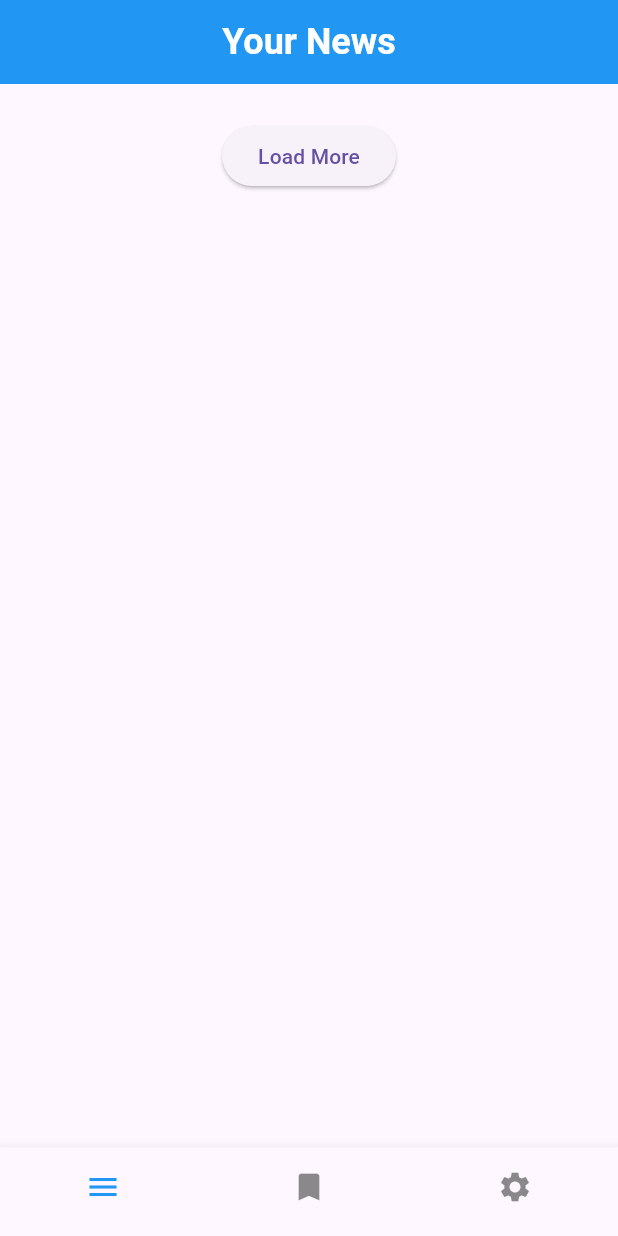
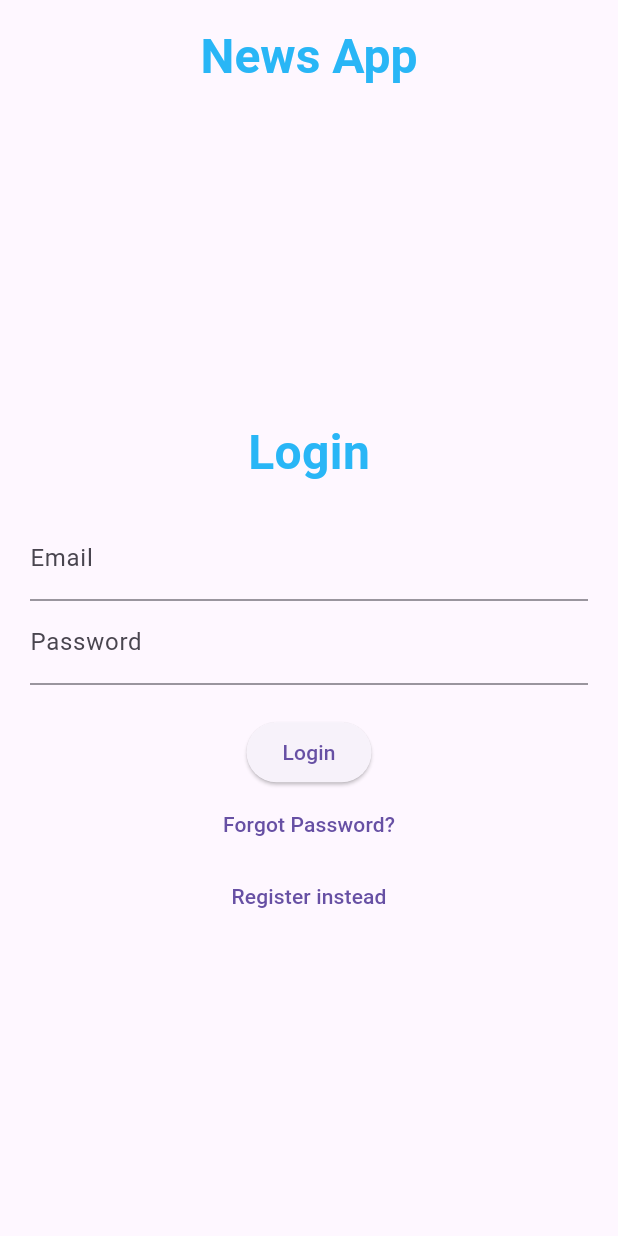
Before and after one commit to MohannadAlturk/news_app, a Flutter app: the screen it shows after launch, on a phone screen of 412 x 824 dp. Run offline on Flutter 3.47's test engine with Material 3 defaults, Android fonts, the phone set to English and light mode, and no system bars; our stand-ins replace firebase_auth, firebase_core, flutter_dotenv, google_generative_ai; missing offline and left inert: flutter_inappwebview; accounts and stored records are empty.

Commit message:
Login Screen (#19)
* login

* code refactoring, changes to some files and removed unnecessary widget

---------

Co-authored-by: Mohannad Alturk <mohannad7008@live.com>

```diff
--- a/lib/main.dart
+++ b/lib/main.dart
@@ -1,10 +1,14 @@
 import 'package:flutter/material.dart';
+import 'package:news_app/screens/login_page.dart';
+import 'package:firebase_core/firebase_core.dart';
 import 'package:flutter_dotenv/flutter_dotenv.dart'; // Add dotenv package
 import 'screens/news_screen.dart';
 
-void main() async {
-  print('Loading .env file...');
+Future<void> main() async {
+   print('Loading .env file...');
   await dotenv.load(fileName: '.env');
+  WidgetsFlutterBinding.ensureInitialized();
+  await Firebase.initializeApp();
   runApp(const MyApp());
 }
 
@@ -15,11 +19,11 @@ class MyApp extends StatelessWidget {
   @override
   Widget build(BuildContext context) {
     return MaterialApp(
-      title: 'News App',
+      debugShowCheckedModeBanner: false,
       theme: ThemeData(
-        primarySwatch: Colors.blue,
+        primarySwatch: Colors.orange,
       ),
-      home: const NewsScreen(),
+      home: const LoginPage(),
     );
   }
 }
--- /dev/null
+++ b/lib/screens/login_page.dart
@@ -0,0 +1,107 @@
+import 'package:flutter/material.dart';
+import 'package:firebase_auth/firebase_auth.dart';
+import 'package:news_app/services/auth.dart';
+import 'package:news_app/widgets/title_widget.dart';
+import 'package:news_app/widgets/entry_field_widget.dart';
+import 'package:news_app/widgets/error_message_widget.dart';
+import 'package:news_app/widgets/submit_button_widget.dart';
+import 'package:news_app/screens/register_page.dart';
+import 'package:news_app/screens/forgot_password_page.dart';
+import 'package:news_app/screens/home_page.dart';
+
+class LoginPage extends StatefulWidget {
+  const LoginPage({super.key});
+
+  @override
+  State<LoginPage> createState() => _LoginPageState();
+}
+
+class _LoginPageState extends State<LoginPage> {
+  String? errorMessage = '';
+  final TextEditingController _controllerEmail = TextEditingController();
+  final TextEditingController _controllerPassword = TextEditingController();
+
+  Future<void> _signIn() async {
+    try {
+      await Auth().signInWithEmailAndPassword(
+        email: _controllerEmail.text,
+        password: _controllerPassword.text,
+      );
+      if (mounted) {
+        Navigator.pushReplacement(
+          context,
+          MaterialPageRoute(builder: (context) => const HomePage()),
+        );
+      }
+    } on FirebaseAuthException catch (e) {
+      setState(() {
+        errorMessage = e.message;
+      });
+    }
+  }
+
+  Widget _buildForgotPasswordButton() {
+    return TextButton(
+      onPressed: () {
+        Navigator.push(
+          context,
+          MaterialPageRoute(builder: (context) => const ForgotPasswordPage()),
+        );
+      },
+      child: const Text('Forgot Password?'),
+    );
+  }
+
+  Widget _buildRegisterInsteadButton() {
+    return TextButton(
+      onPressed: () {
+        Navigator.push(
+          context,
+          MaterialPageRoute(builder: (context) => const RegisterPage()),
+        );
+      },
+      child: const Text('Register instead'),
+    );
+  }
+
+  Widget _buildForm() {
+    return Column(
+      crossAxisAlignment: CrossAxisAlignment.center,
+      mainAxisAlignment: MainAxisAlignment.center,
+      children: <Widget>[
+        const TitleWidget(title: 'Login'),
+        const SizedBox(height: 20),
+        EntryFieldWidget(
+          title: 'Email',
+          controller: _controllerEmail,
+        ),
+        EntryFieldWidget(
+          title: 'Password',
+          controller: _controllerPassword,
+        ),
+        ErrorMessageWidget(errorMessage: errorMessage),
+        SubmitButtonWidget(
+          isLogin: true,
+          onPressed: _signIn,
+        ),
+        _buildForgotPasswordButton(),
+        _buildRegisterInsteadButton(),
+      ],
+    );
+  }
+
+  @override
+  Widget build(BuildContext context) {
+    return Scaffold(
+      appBar: AppBar(
+        title: const TitleWidget(title: 'News App'),
+      ),
+      body: Container(
+        height: double.infinity,
+        width: double.infinity,
+        padding: const EdgeInsets.all(20),
+        child: _buildForm(),
+      ),
+    );
+  }
+}
--- /dev/null
+++ b/lib/services/auth.dart
@@ -0,0 +1,48 @@
+import 'package:firebase_auth/firebase_auth.dart';
+
+class Auth {
+  final FirebaseAuth _firebaseAuth = FirebaseAuth.instance;
+
+  User? get currentUser => _firebaseAuth.currentUser;
+
+  Stream<User?> get authStateChanges => _firebaseAuth.authStateChanges();
+
+  Future<void> signInWithEmailAndPassword({
+    required String email,
+    required String password,
+  }) async {
+    try {
+      await _firebaseAuth.signInWithEmailAndPassword(
+        email: email.trim(),
+        password: password,
+      );
+    } on FirebaseAuthException catch (e) {
+      // Handle error or rethrow it for further handling
+      throw Exception('Sign in failed: ${e.message}');
+    }
+  }
+
+  Future<void> createUserWithEmailAndPassword({
+    required String email,
+    required String password,
+  }) async {
+    try {
+      await _firebaseAuth.createUserWithEmailAndPassword(
+        email: email.trim(),
+        password: password,
+      );
+    } on FirebaseAuthException catch (e) {
+      // Handle error or rethrow it for further handling
+      throw Exception('Registration failed: ${e.message}');
+    }
+  }
+
+  Future<void> signOut() async {
+    try {
+      await _firebaseAuth.signOut();
+    } on FirebaseAuthException catch (e) {
+      // Handle error or rethrow it for further handling
+      throw Exception('Sign out failed: ${e.message}');
+    }
+  }
+}
--- /dev/null
+++ b/lib/widgets/entry_field_widget.dart
@@ -0,0 +1,22 @@
+import 'package:flutter/material.dart';
+
+class EntryFieldWidget extends StatelessWidget {
+  final String title;
+  final TextEditingController controller;
+
+  const EntryFieldWidget({
+    super.key,
+    required this.title,
+    required this.controller,
+  });
+
+  @override
+  Widget build(BuildContext context) {
+    return TextField(
+      controller: controller,
+      decoration: InputDecoration(
+        labelText: title,
+      ),
+    );
+  }
+}
--- /dev/null
+++ b/lib/widgets/submit_button_widget.dart
@@ -0,0 +1,20 @@
+import 'package:flutter/material.dart';
+
+class SubmitButtonWidget extends StatelessWidget {
+  final bool isLogin;
+  final VoidCallback onPressed;
+
+  const SubmitButtonWidget({
+    super.key,
+    required this.isLogin,
+    required this.onPressed,
+  });
+
+  @override
+  Widget build(BuildContext context) {
+    return ElevatedButton(
+      onPressed: onPressed,
+      child: Text(isLogin ? 'Login' : 'Register'),
+    );
+  }
+}
--- /dev/null
+++ b/lib/widgets/title_widget.dart
@@ -0,0 +1,24 @@
+import 'package:flutter/material.dart';
+
+class TitleWidget extends StatelessWidget {
+  final String title;
+
+  const TitleWidget({super.key, required this.title});
+
+  @override
+  Widget build(BuildContext context) {
+    return Padding(
+      padding: const EdgeInsets.only(top: 20.0), // Abstand von oben
+      child: Center(
+        child: Text(
+          title,
+          style: TextStyle(
+            fontSize: 32, // Großer Text
+            color: Colors.lightBlue.shade400, // Mittel helles Blau
+            fontWeight: FontWeight.bold, // optional, um den Text fett zu machen
+          ),
+        ),
+      ),
+    );
+  }
+}
--- a/pubspec.yaml
+++ b/pubspec.yaml
@@ -31,6 +31,8 @@ environment:
 dependencies:
   flutter:
     sdk: flutter
+  firebase_core: ^3.6.0
+  firebase_auth: ^5.3.1
 
 
   # The following adds the Cupertino Icons font to your application.
```
Also changed, not shown: lib/screens/forgot_password_page.dart (added, +62 -0 lines), lib/screens/home_page.dart (added, +59 -0 lines), lib/screens/register_page.dart (added, +90 -0 lines), lib/widgets/error_message_widget.dart (added, +15 -0 lines), lib/widgets/login_register_button_widget.dart (added, +20 -0 lines), lib/widgets/message_widget.dart (added, +15 -0 lines), pubspec.lock, 7 other files.
